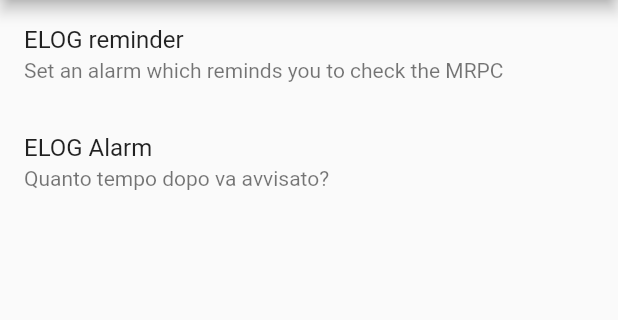
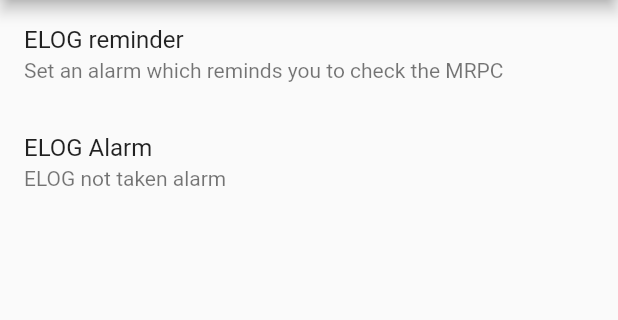
Before and after one commit to miriamamendola/dqm_monitor_app, a Flutter app: the Settings screen opened by its route, after a tap on "ELOG Alarm", on a phone screen of 412 x 824 dp, the part 84-404 px from its top. Run offline on Flutter 3.47's test engine with Material 2 defaults, Android fonts, the phone set to English and light mode, and no system bars.

Commit message:
first stable version

```diff
--- a/lib/main.dart
+++ b/lib/main.dart
@@ -1,28 +1,15 @@
 import 'package:flutter/material.dart';
-import 'package:flutter_local_notifications/flutter_local_notifications.dart';
+//import 'package:flutter_local_notifications/flutter_local_notifications.dart';
 
 
-void main() {flutterLocalNotificationsPlugin = FlutterLocalNotificationsPlugin();
-runApp(DqmMonitorApp());}
+void main() {
+  runApp(DqmMonitorApp());
+}
 
 var headings = [Text('SCHOOL NAME'), Text('# OF FILE'), Text('LAST FILE SENT'), Text('LAST ELOG ENTRY'), Text('RATE OF TRIGGERS'), Text('RATE OF TRACKS')];
 var values =['SALE-01', '42', 'peppe',  'no', '0', '2'];
 
 var drawer = ['SETTINGS', 'DOCS', 'MONITOR', 'PLOT']; //unused
-
-FlutterLocalNotificationsPlugin flutterLocalNotificationsPlugin;
-Future<void> _showNotification() async {
-  var androidPlatformChannelSpecifics = AndroidNotificationDetails(
-      'your channel id', 'your channel name', 'your channel description',
-      importance: Importance.Max, priority: Priority.High);
-  var iOSPlatformChannelSpecifics = IOSNotificationDetails();
-  var platformChannelSpecifics = NotificationDetails(
-      androidPlatformChannelSpecifics, iOSPlatformChannelSpecifics);
-  await flutterLocalNotificationsPlugin.show(
-      0, 'plain title', 'plain body', platformChannelSpecifics,
-      payload: 'item x');
-}
-
 
 class AppDrawer extends StatelessWidget{
   @override
@@ -86,12 +73,13 @@ class Settings extends StatelessWidget {
                 TimeOfDay picked = await showTimePicker(context: context, initialTime: TimeOfDay.now());
                 print(picked.hour);
                 print(picked.minute);
+                //TODO:add scheduled notification
               }),
           ListTile(
             title: Text("ELOG Alarm"),
-            subtitle: Text("Quanto tempo dopo va avvisato?"),
-            onTap: () async {
-              await _showNotification();
+            subtitle: Text("ELOG not taken alarm"),
+            onTap: () {
+              //TODO:add scheduled notification
             },
           )
         ],
```
